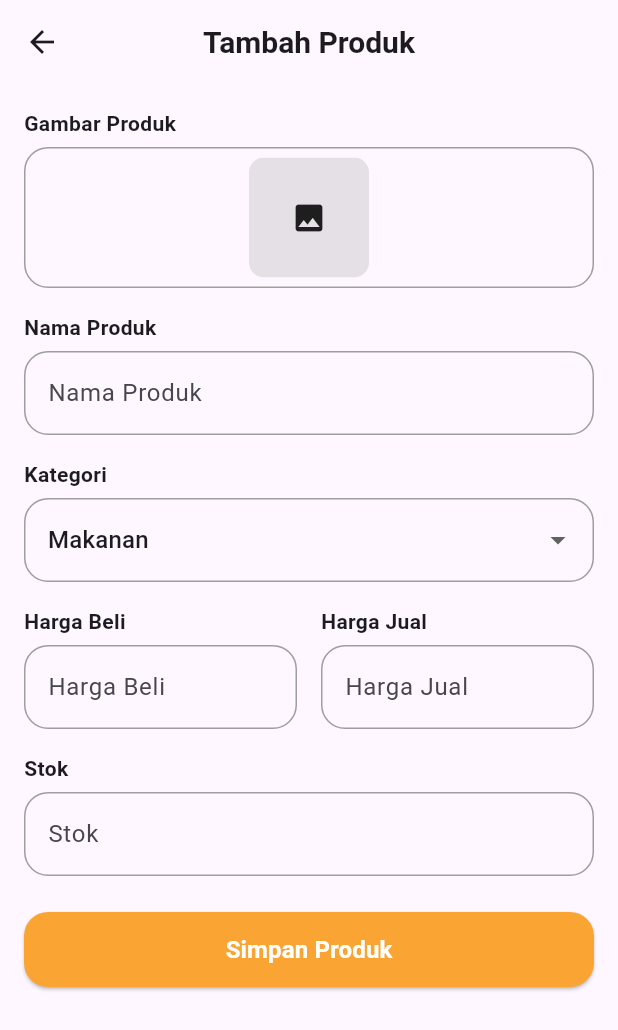
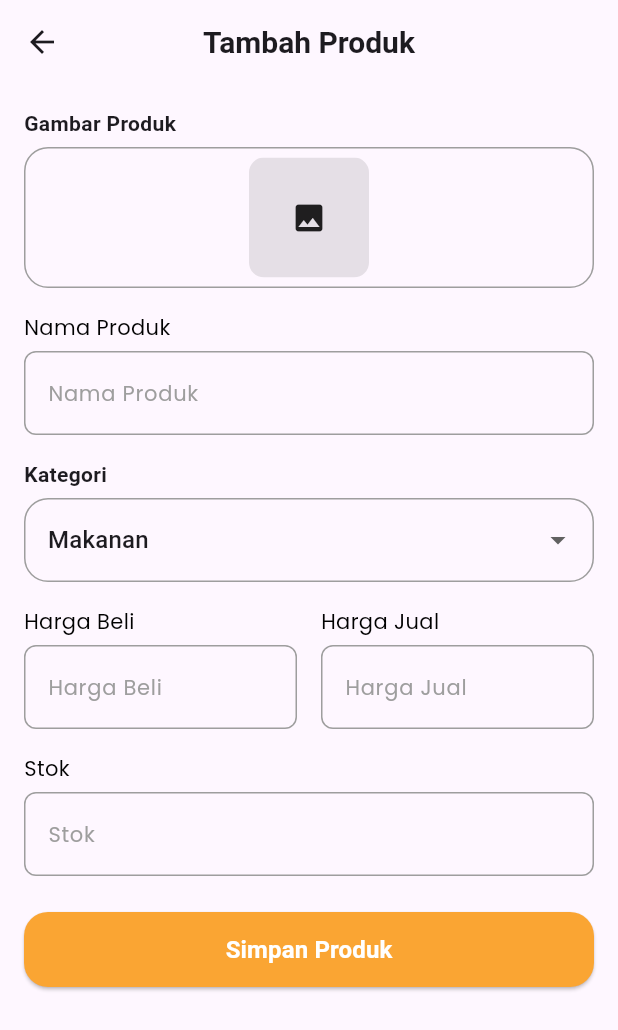
Before and after one commit to JinXVIII/FL-Kasirin-App, a Flutter app: the ProductScreen screen opened by its route, after a tap on the "add" icon, on a phone screen of 412 x 824 dp. Shown: the top 1030 px of the screen. Run offline on Flutter 3.47's test engine with Material 3 defaults, Android fonts, the phone set to English and light mode, and no system bars; our stand-ins replace fl_chart, go_router, image_picker, shared_preferences; accounts and stored records are empty; network calls fail.

Commit message:
style(product): update product screens to use centralized theme styles

```diff
--- a/lib/presentations/screens/product/product_screen.dart
+++ b/lib/presentations/screens/product/product_screen.dart
@@ -1,7 +1,9 @@
 import 'package:flutter/material.dart';
 import 'package:go_router/go_router.dart';
 
+import '../../../cores/constants/colors.dart';
 import '../../../cores/routes/app_router.dart';
+import '../../../cores/themes/text_styles.dart';
 
 import '../../widgets/custom_text_field.dart';
 import 'widgets/product_card.dart';
@@ -112,10 +114,7 @@ class _ProductScreenState extends State<ProductScreen> {
   Widget build(BuildContext context) {
     return Scaffold(
       appBar: AppBar(
-        title: const Text(
-          "Daftar Produk",
-          style: TextStyle(fontSize: 20, fontWeight: FontWeight.w600),
-        ),
+        title: const Text("Daftar Produk", style: AppTextStyles.titlePage),
         centerTitle: true,
         actions: [
           IconButton(
@@ -127,6 +126,7 @@ class _ProductScreenState extends State<ProductScreen> {
           ),
         ],
       ),
+      backgroundColor: AppColors.body,
       body: Padding(
         padding: const EdgeInsets.all(16.0),
         child: Column(
@@ -139,18 +139,14 @@ class _ProductScreenState extends State<ProductScreen> {
               showLabel: false,
               suffixIcon: const Icon(Icons.search),
             ),
-            const SizedBox(height: 16),
+            const SizedBox(height: 6),
 
             // Product count
             Text(
               'Menampilkan ${filteredProducts.length} produk',
-              style: const TextStyle(
-                fontSize: 14,
-                fontWeight: FontWeight.w500,
-                color: Colors.grey,
-              ),
+              style: AppTextStyles.caption,
             ),
-            const SizedBox(height: 16),
+            const SizedBox(height: 8),
 
             // Product list
             Expanded(
--- a/lib/presentations/screens/product/widgets/product_card.dart
+++ b/lib/presentations/screens/product/widgets/product_card.dart
@@ -1,6 +1,7 @@
 import 'package:flutter/material.dart';
 
 import '../../../../cores/constants/colors.dart';
+import '../../../../cores/themes/text_styles.dart';
 
 class ProductCard extends StatelessWidget {
   final Map<String, dynamic> product;
@@ -16,10 +17,26 @@ class ProductCard extends StatelessWidget {
 
   @override
   Widget build(BuildContext context) {
-    return Card(
+    return Container(
       margin: const EdgeInsets.only(bottom: 12),
-      elevation: 2,
-      shape: RoundedRectangleBorder(borderRadius: BorderRadius.circular(16)),
+      decoration: BoxDecoration(
+        color: Colors.white,
+        borderRadius: BorderRadius.circular(8),
+        boxShadow: [
+          BoxShadow(
+            color: Colors.black.withAlpha(8),
+            spreadRadius: 0,
+            blurRadius: 10,
+            offset: const Offset(0, 4),
+          ),
+          BoxShadow(
+            color: Colors.black.withAlpha(4),
+            spreadRadius: 0,
+            blurRadius: 4,
+            offset: const Offset(0, 2),
+          ),
+        ],
+      ),
       child: Padding(
         padding: const EdgeInsets.symmetric(horizontal: 12, vertical: 12),
         child: Row(
@@ -28,24 +45,22 @@ class ProductCard extends StatelessWidget {
               width: 100,
               height: 100,
               decoration: BoxDecoration(
-                borderRadius: BorderRadius.circular(16),
+                borderRadius: BorderRadius.circular(8),
                 color: Colors.grey[200],
+                image: DecorationImage(
                   image: product['imageUrl'] != null
-                    ? DecorationImage(
-                        image: NetworkImage(product['imageUrl']),
+                      ? NetworkImage(product['imageUrl'])
+                      : const AssetImage('assets/images/no-image.png'),
                   fit: BoxFit.cover,
-                      )
-                    : null,
                 ),
-              child: product['imageUrl'] == null
-                  ? const _FoodIconPlaceholder()
-                  : null,
+              ),
             ),
             const SizedBox(width: 16.0),
             Expanded(
               child: Column(
                 mainAxisAlignment: MainAxisAlignment.start,
                 crossAxisAlignment: CrossAxisAlignment.start,
+                spacing: 6,
                 children: [
                   Container(
                     padding: const EdgeInsets.symmetric(
@@ -58,26 +73,21 @@ class ProductCard extends StatelessWidget {
                     ),
                     child: Text(
                       product['category'] ?? 'Kategori tidak tersedia',
-                      style: const TextStyle(
-                        color: Colors.white,
+                      style: AppTextStyles.whiteBodySmall.copyWith(
                         fontSize: 10,
                         fontWeight: FontWeight.w500,
                       ),
                     ),
                   ),
-                  const SizedBox(height: 4),
                   Text(
                     product['name'],
-                    style: const TextStyle(
-                      fontSize: 16,
-                      fontWeight: FontWeight.w600,
-                    ),
+                    style: AppTextStyles.heading4.copyWith(fontSize: 14),
                   ),
                   Text(
                     product['price'] != null
                         ? 'Rp ${product['price'].toString()}'
                         : 'Harga tidak tersedia',
-                    style: TextStyle(fontSize: 12.0),
+                    style: AppTextStyles.priceSmall,
                   ),
                 ],
               ),
@@ -85,15 +95,28 @@ class ProductCard extends StatelessWidget {
             const SizedBox(height: 16.0),
             Column(
               children: [
-                IconButton(
+                Container(
+                  decoration: BoxDecoration(
+                    color: Colors.blue.withAlpha(10),
+                    borderRadius: BorderRadius.circular(8),
+                  ),
+                  child: IconButton(
                     onPressed: onEdit,
                     icon: const Icon(Icons.edit, color: Colors.blue),
                     tooltip: 'Edit Produk',
                   ),
-                IconButton(
+                ),
+                const SizedBox(height: 8),
+                Container(
+                  decoration: BoxDecoration(
+                    color: Colors.red.withAlpha(10),
+                    borderRadius: BorderRadius.circular(8),
+                  ),
+                  child: IconButton(
                     onPressed: onDelete,
                     icon: const Icon(Icons.delete, color: Colors.red),
                     tooltip: 'Hapus Produk',
+                  ),
                 ),
               ],
             ),
@@ -103,14 +126,3 @@ class ProductCard extends StatelessWidget {
     );
   }
 }
-
-class _FoodIconPlaceholder extends StatelessWidget {
-  const _FoodIconPlaceholder();
-
-  @override
-  Widget build(BuildContext context) {
-    return const Center(
-      child: Icon(Icons.fastfood, size: 48, color: Colors.grey),
-    );
-  }
-}
--- a/lib/presentations/widgets/custom_text_field.dart
+++ b/lib/presentations/widgets/custom_text_field.dart
@@ -1,4 +1,6 @@
 import 'package:flutter/material.dart';
+
+import '../../cores/themes/text_styles.dart';
 
 class CustomTextField extends StatelessWidget {
   final TextEditingController controller;
@@ -26,10 +28,7 @@ class CustomTextField extends StatelessWidget {
       crossAxisAlignment: CrossAxisAlignment.start,
       children: [
         if (showLabel) ...[
-          Text(
-            label,
-            style: const TextStyle(fontSize: 14, fontWeight: FontWeight.w700),
-          ),
+          Text(label, style: AppTextStyles.bodyMedium),
           const SizedBox(height: 6.0),
         ],
         TextFormField(
@@ -39,15 +38,17 @@ class CustomTextField extends StatelessWidget {
           keyboardType: keyboardType,
           decoration: InputDecoration(
             suffixIcon: suffixIcon,
+            suffixIconColor: Colors.grey,
             border: OutlineInputBorder(
-              borderRadius: BorderRadius.circular(16.0),
+              borderRadius: BorderRadius.circular(8),
               borderSide: const BorderSide(color: Colors.grey),
             ),
             enabledBorder: OutlineInputBorder(
-              borderRadius: BorderRadius.circular(16.0),
+              borderRadius: BorderRadius.circular(8),
               borderSide: const BorderSide(color: Colors.grey),
             ),
             hintText: label,
+            hintStyle: AppTextStyles.caption.copyWith(fontSize: 14),
           ),
         ),
       ],
--- a/pubspec.yaml
+++ b/pubspec.yaml
@@ -53,9 +53,8 @@ flutter:
   # the material Icons class.
   uses-material-design: true
   # To add assets to your application, add an assets section, like this:
-  # assets:
-  #   - images/a_dot_burr.jpeg
-  #   - images/a_dot_ham.jpeg
+  assets:
+    - assets/images/
   # An image asset can refer to one or more resolution-specific "variants", see
   # https://flutter.dev/to/resolution-aware-images
   # For details regarding adding assets from package dependencies, see
```
Also changed, not shown: assets/images/no-image.png (added). Lines whose indentation alone changed are shown as unchanged.
